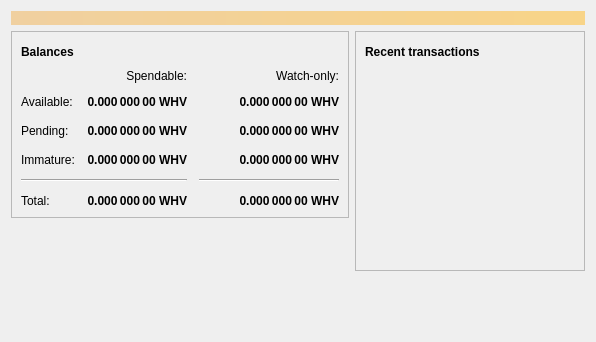
xyephy/whive, file src/qt/forms/overviewpage.ui: the form before one commit.
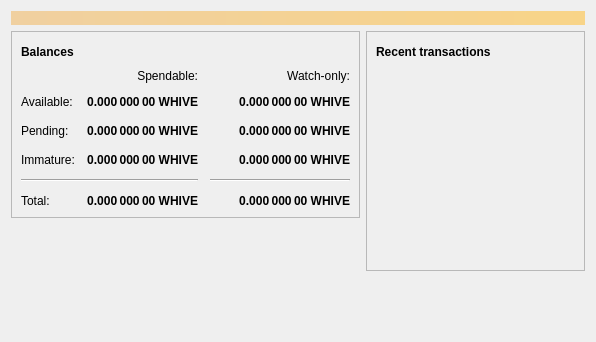
The form after the commit. Icons and pictures are not drawn.

Commit message: rebrand from whiveyes to whive

What changed in the file:
```diff
--- a/src/qt/forms/overviewpage.ui
+++ b/src/qt/forms/overviewpage.ui
@@ -129,7 +129,7 @@
                <string>Unconfirmed transactions to watch-only addresses</string>
               </property>
               <property name="text">
-               <string notr="true">0.000 000 00 WHV</string>
+               <string notr="true">0.000 000 00 WHIVE</string>
               </property>
               <property name="alignment">
                <set>Qt::AlignRight|Qt::AlignTrailing|Qt::AlignVCenter</set>
@@ -154,7 +154,7 @@
                <string>Total of transactions that have yet to be confirmed, and do not yet count toward the spendable balance</string>
               </property>
               <property name="text">
-               <string notr="true">0.000 000 00 WHV</string>
+               <string notr="true">0.000 000 00 WHIVE</string>
               </property>
               <property name="alignment">
                <set>Qt::AlignRight|Qt::AlignTrailing|Qt::AlignVCenter</set>
@@ -179,7 +179,7 @@
                <string>Mined balance in watch-only addresses that has not yet matured</string>
               </property>
               <property name="text">
-               <string notr="true">0.000 000 00 WHV</string>
+               <string notr="true">0.000 000 00 WHIVE</string>
               </property>
               <property name="alignment">
                <set>Qt::AlignRight|Qt::AlignTrailing|Qt::AlignVCenter</set>
@@ -237,7 +237,7 @@
                <string>Mined balance that has not yet matured</string>
               </property>
               <property name="text">
-               <string notr="true">0.000 000 00 WHV</string>
+               <string notr="true">0.000 000 00 WHIVE</string>
               </property>
               <property name="alignment">
                <set>Qt::AlignRight|Qt::AlignTrailing|Qt::AlignVCenter</set>
@@ -282,7 +282,7 @@
                <string>Your current total balance</string>
               </property>
               <property name="text">
-               <string notr="true">0.000 000 00 WHV</string>
+               <string notr="true">0.000 000 00 WHIVE</string>
               </property>
               <property name="alignment">
                <set>Qt::AlignRight|Qt::AlignTrailing|Qt::AlignVCenter</set>
@@ -307,7 +307,7 @@
                <string>Current total balance in watch-only addresses</string>
               </property>
               <property name="text">
-               <string notr="true">0.000 000 00 WHV</string>
+               <string notr="true">0.000 000 00 WHIVE</string>
               </property>
               <property name="alignment">
                <set>Qt::AlignRight|Qt::AlignTrailing|Qt::AlignVCenter</set>
@@ -349,7 +349,7 @@
                <string>Your current spendable balance</string>
               </property>
               <property name="text">
-               <string notr="true">0.000 000 00 WHV</string>
+               <string notr="true">0.000 000 00 WHIVE</string>
               </property>
               <property name="alignment">
                <set>Qt::AlignRight|Qt::AlignTrailing|Qt::AlignVCenter</set>
@@ -374,7 +374,7 @@
                <string>Your current balance in watch-only addresses</string>
               </property>
               <property name="text">
-               <string notr="true">0.000 000 00 WHV</string>
+               <string notr="true">0.000 000 00 WHIVE</string>
               </property>
               <property name="alignment">
                <set>Qt::AlignRight|Qt::AlignTrailing|Qt::AlignVCenter</set>
```
Left out of the diff: 4 changed lines with no effect on the pictures. The commit also changes 173 other files.
